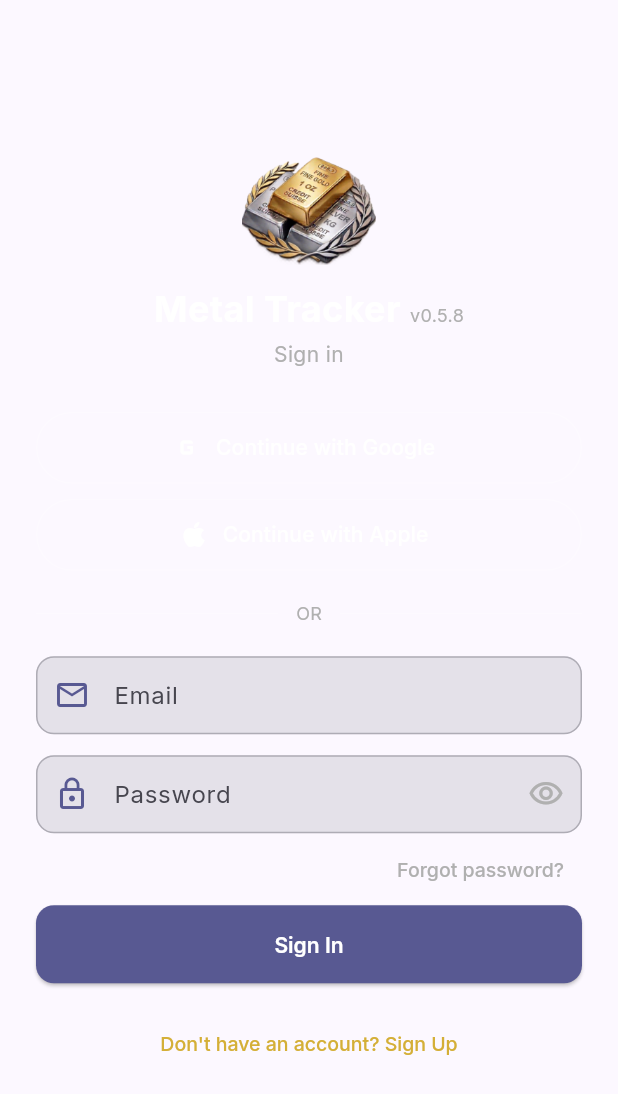
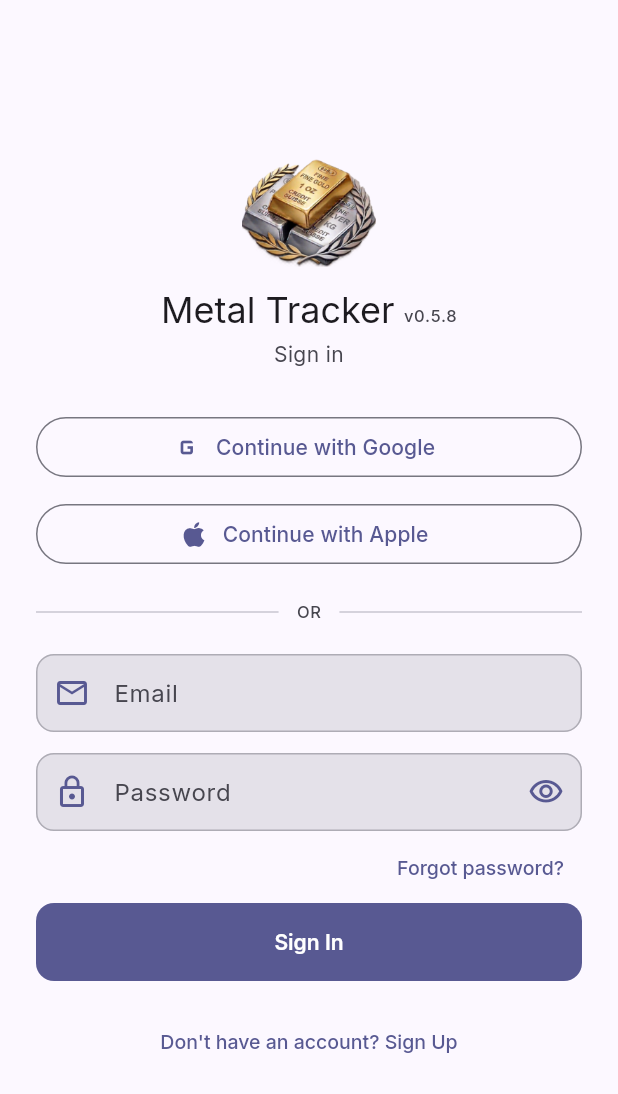
Before and after one commit to razscarl/metal_tracker, a Flutter app: the screen it shows after launch, on a phone screen of 412 x 824 dp. Shown: the top 1094 px of the screen. Run offline on Flutter 3.47's test engine with Material 3 defaults, Android fonts, the phone set to English and light mode, and no system bars; our stand-ins replace fl_chart, flutter_colorpicker, flutter_riverpod, google_fonts, package_info_plus, riverpod_annotation and 2 more; accounts and stored records are empty; generated files the repository leaves out were written again.

Commit message:
feat: migrate AuthScreen to Material 3
Removes all hardcoded AppColors from text, buttons, dividers and dialog.
Uses Theme.of(context).colorScheme and textTheme throughout.
ElevatedButton → FilledButton (M3 primary action pattern).
OutlinedButton social buttons use theme colors automatically.
Gain green retained for password checklist met state (fixed signal color).

Co-Authored-By: Claude Sonnet 4.6 <noreply@anthropic.com>

```diff
--- a/lib/features/auth/presentation/screens/auth_screen.dart
+++ b/lib/features/auth/presentation/screens/auth_screen.dart
@@ -15,14 +15,14 @@ class AuthScreen extends ConsumerStatefulWidget {
 }
 
 class _AuthScreenState extends ConsumerState<AuthScreen> {
-  final _emailController = TextEditingController();
-  final _passwordController = TextEditingController();
+  final _emailController       = TextEditingController();
+  final _passwordController    = TextEditingController();
   final _confirmPasswordController = TextEditingController();
   final _formKey = GlobalKey<FormState>();
-  bool _isLoading = false;
-  bool _isSignUp = false;
+  bool _isLoading     = false;
+  bool _isSignUp      = false;
   bool _obscurePassword = true;
-  bool _obscureConfirm = true;
+  bool _obscureConfirm  = true;
   String? _inlineError;
   String? _inlineSuccess;
 
@@ -62,8 +62,8 @@ class _AuthScreenState extends ConsumerState<AuthScreen> {
   Future<void> _handleAuth() async {
     if (!_formKey.currentState!.validate()) return;
     setState(() {
-      _isLoading = true;
-      _inlineError = null;
+      _isLoading     = true;
+      _inlineError   = null;
       _inlineSuccess = null;
     });
     try {
@@ -78,8 +78,7 @@ class _AuthScreenState extends ConsumerState<AuthScreen> {
           setState(() => _inlineError = _friendlyError(authState.error));
         } else {
           setState(() {
-            _inlineSuccess =
-                'Check your email to confirm your account, then sign in.';
+            _inlineSuccess = 'Check your email to confirm your account, then sign in.';
             _isSignUp = false;
             _confirmPasswordController.clear();
           });
@@ -93,7 +92,6 @@ class _AuthScreenState extends ConsumerState<AuthScreen> {
         if (authState.hasError && mounted) {
           setState(() => _inlineError = _friendlyError(authState.error));
         } else {
-          // Prompt the OS password manager to save credentials.
           TextInput.finishAutofillContext(shouldSave: true);
         }
       }
@@ -131,43 +129,29 @@ class _AuthScreenState extends ConsumerState<AuthScreen> {
   }
 
   void _showForgotPasswordDialog() {
-    final resetController =
-        TextEditingController(text: _emailController.text);
-
+    final resetController = TextEditingController(text: _emailController.text);
     showDialog<void>(
       context: context,
       builder: (ctx) => AlertDialog(
-        backgroundColor: AppColors.backgroundCard,
-        title: const Text(
-          'Reset Password',
-          style: TextStyle(color: AppColors.textPrimary),
-        ),
+        title: const Text('Reset Password'),
         content: Column(
           mainAxisSize: MainAxisSize.min,
           children: [
-            const Text(
-              'Enter your email and we\'ll send a reset link.',
-              style: TextStyle(color: AppColors.textSecondary, fontSize: 13),
-            ),
+            const Text('Enter your email and we\'ll send a reset link.'),
             const SizedBox(height: 16),
             TextField(
               controller: resetController,
               keyboardType: TextInputType.emailAddress,
-              style: const TextStyle(color: AppColors.textPrimary),
-              decoration: const InputDecoration(
-                labelText: 'Email',
-                prefixIcon: Icon(Icons.email_outlined),
-              ),
+              decoration: const InputDecoration(labelText: 'Email'),
             ),
           ],
         ),
         actions: [
           TextButton(
             onPressed: () => Navigator.pop(ctx),
-            child: const Text('Cancel',
-                style: TextStyle(color: AppColors.textSecondary)),
+            child: const Text('Cancel'),
           ),
-          ElevatedButton(
+          FilledButton(
             onPressed: () async {
               final email = resetController.text.trim();
               if (email.isEmpty) return;
@@ -179,18 +163,13 @@ class _AuthScreenState extends ConsumerState<AuthScreen> {
                 if (mounted) {
                   ScaffoldMessenger.of(context).showSnackBar(
                     const SnackBar(
-                      content: Text('Password reset email sent. Check your inbox.'),
-                      backgroundColor: AppColors.success,
-                    ),
+                        content: Text('Password reset email sent. Check your inbox.')),
                   );
                 }
               } catch (e) {
                 if (mounted) {
                   ScaffoldMessenger.of(context).showSnackBar(
-                    SnackBar(
-                      content: Text('Error: $e'),
-                      backgroundColor: AppColors.error,
-                    ),
+                    SnackBar(content: Text('Error: $e')),
                   );
                 }
               }
@@ -204,6 +183,9 @@ class _AuthScreenState extends ConsumerState<AuthScreen> {
 
   @override
   Widget build(BuildContext context) {
+    final cs      = Theme.of(context).colorScheme;
+    final version = ref.watch(appVersionProvider).valueOrNull ?? '';
+
     return Scaffold(
       body: SafeArea(
         child: Center(
@@ -215,116 +197,89 @@ class _AuthScreenState extends ConsumerState<AuthScreen> {
               child: Column(
                 crossAxisAlignment: CrossAxisAlignment.stretch,
                 children: [
-                  // Logo + title
-                  Image.asset(
-                    'assets/logo.png',
-                    height: 72,
-                    fit: BoxFit.contain,
-                  ),
+                  // ── Logo ──────────────────────────────────────────────────
+                  Image.asset('assets/logo.png', height: 72, fit: BoxFit.contain),
                   const SizedBox(height: 12),
+
+                  // ── App title + version ───────────────────────────────────
                   Row(
                     mainAxisAlignment: MainAxisAlignment.center,
                     crossAxisAlignment: CrossAxisAlignment.baseline,
                     textBaseline: TextBaseline.alphabetic,
                     children: [
-                      const Text(
+                      Text(
                         'Metal Tracker',
-                        style: TextStyle(
-                          color: AppColors.textPrimary,
-                          fontSize: 24,
-                          fontWeight: FontWeight.bold,
+                        style: Theme.of(context).textTheme.headlineSmall,
                       ),
-                      ),
+                      if (version.isNotEmpty) ...[
                         const SizedBox(width: 6),
                         Text(
-                        'v${ref.watch(appVersionProvider).valueOrNull ?? ''}',
-                        style: const TextStyle(
-                          color: AppColors.textSecondary,
-                          fontSize: 12,
-                          fontWeight: FontWeight.normal,
+                          'v$version',
+                          style: Theme.of(context).textTheme.labelSmall?.copyWith(
+                                color: cs.onSurfaceVariant,
                               ),
                         ),
                       ],
+                    ],
                   ),
                   const SizedBox(height: 4),
+
+                  // ── Sign in / create account subtitle ─────────────────────
                   Text(
                     _isSignUp ? 'Create account' : 'Sign in',
-                    style: const TextStyle(
-                      color: AppColors.textSecondary,
-                      fontSize: 14,
+                    style: Theme.of(context).textTheme.bodyMedium?.copyWith(
+                          color: cs.onSurfaceVariant,
                         ),
                     textAlign: TextAlign.center,
                   ),
                   const SizedBox(height: 28),
 
-                  // Google button
-                  SizedBox(
-                    height: 48,
-                    child: OutlinedButton.icon(
-                      icon: const Icon(Icons.g_mobiledata,
-                          size: 22, color: AppColors.textPrimary),
-                      label: const Text(
-                        'Continue with Google',
-                        style: TextStyle(color: AppColors.textPrimary),
-                      ),
-                      style: OutlinedButton.styleFrom(
-                        side: const BorderSide(color: Colors.white24),
-                      ),
+                  // ── Google sign-in ────────────────────────────────────────
+                  OutlinedButton.icon(
+                    icon: const Icon(Icons.g_mobiledata, size: 22),
+                    label: const Text('Continue with Google'),
                     onPressed: _handleGoogleSignIn,
-                    ),
                   ),
                   const SizedBox(height: 10),
 
-                  // Apple button
-                  SizedBox(
-                    height: 48,
-                    child: OutlinedButton.icon(
-                      icon: const Icon(Icons.apple,
-                          size: 22, color: AppColors.textPrimary),
-                      label: const Text(
-                        'Continue with Apple',
-                        style: TextStyle(color: AppColors.textPrimary),
-                      ),
-                      style: OutlinedButton.styleFrom(
-                        side: const BorderSide(color: Colors.white24),
-                      ),
+                  // ── Apple sign-in ─────────────────────────────────────────
+                  OutlinedButton.icon(
+                    icon: const Icon(Icons.apple, size: 22),
+                    label: const Text('Continue with Apple'),
                     onPressed: _handleAppleSignIn,
-                    ),
                   ),
                   const SizedBox(height: 20),
 
-                  // OR divider
-                  const Row(
+                  // ── OR divider ────────────────────────────────────────────
+                  Row(
                     children: [
-                      Expanded(child: Divider(color: Colors.white24)),
+                      const Expanded(child: Divider()),
                       Padding(
-                        padding: EdgeInsets.symmetric(horizontal: 12),
+                        padding: const EdgeInsets.symmetric(horizontal: 12),
                         child: Text(
                           'OR',
-                          style: TextStyle(
-                            color: AppColors.textSecondary,
-                            fontSize: 12,
+                          style: Theme.of(context).textTheme.labelSmall?.copyWith(
+                                color: cs.onSurfaceVariant,
                               ),
                         ),
                       ),
-                      Expanded(child: Divider(color: Colors.white24)),
+                      const Expanded(child: Divider()),
                     ],
                   ),
                   const SizedBox(height: 20),
 
-                  // Email + password fields grouped for OS autofill/password manager
+                  // ── Email + password fields ───────────────────────────────
                   AutofillGroup(
                     child: Column(
                       crossAxisAlignment: CrossAxisAlignment.stretch,
                       children: [
-                        // Email field
                         TextFormField(
-                          controller: _emailController,
-                          keyboardType: TextInputType.emailAddress,
-                          autofillHints: const [AutofillHints.email],
-                          textInputAction: TextInputAction.next,
+                          controller:        _emailController,
+                          keyboardType:      TextInputType.emailAddress,
+                          autofillHints:     const [AutofillHints.email],
+                          textInputAction:   TextInputAction.next,
                           decoration: const InputDecoration(
-                            labelText: 'Email',
+                            labelText:  'Email',
                             prefixIcon: Icon(Icons.email_outlined),
                           ),
                           validator: (v) {
@@ -334,12 +289,10 @@ class _AuthScreenState extends ConsumerState<AuthScreen> {
                           },
                         ),
                         const SizedBox(height: 14),
-
-                        // Password field
                         TextFormField(
-                          controller: _passwordController,
-                          obscureText: _obscurePassword,
-                          onChanged: (_) => setState(() {}),
+                          controller:    _passwordController,
+                          obscureText:   _obscurePassword,
+                          onChanged:     (_) => setState(() {}),
                           autofillHints: _isSignUp
                               ? const [AutofillHints.newPassword]
                               : const [AutofillHints.password],
@@ -348,14 +301,13 @@ class _AuthScreenState extends ConsumerState<AuthScreen> {
                               : TextInputAction.done,
                           onFieldSubmitted: _isSignUp ? null : (_) => _handleAuth(),
                           decoration: InputDecoration(
-                            labelText: 'Password',
+                            labelText:  'Password',
                             prefixIcon: const Icon(Icons.lock_outline),
                             suffixIcon: IconButton(
                               icon: Icon(
                                 _obscurePassword
                                     ? Icons.visibility_outlined
                                     : Icons.visibility_off_outlined,
-                                color: AppColors.textSecondary,
                               ),
                               onPressed: () => setState(
                                   () => _obscurePassword = !_obscurePassword),
@@ -373,104 +325,88 @@ class _AuthScreenState extends ConsumerState<AuthScreen> {
                     ),
                   ),
 
-                  // Password requirements checklist (sign-up only)
+                  // ── Password requirements (sign-up only) ──────────────────
                   if (_isSignUp) ...[
                     const SizedBox(height: 10),
                     _PasswordRequirements(password: _passwordController.text),
                     const SizedBox(height: 14),
                   ],
 
-                  // Confirm password field (sign-up only)
+                  // ── Confirm password (sign-up only) ───────────────────────
                   if (_isSignUp) ...[
                     TextFormField(
-                      controller: _confirmPasswordController,
-                      obscureText: _obscureConfirm,
-                      autofillHints: const [AutofillHints.newPassword],
+                      controller:      _confirmPasswordController,
+                      obscureText:     _obscureConfirm,
+                      autofillHints:   const [AutofillHints.newPassword],
                       textInputAction: TextInputAction.done,
                       onFieldSubmitted: (_) => _handleAuth(),
                       decoration: InputDecoration(
-                        labelText: 'Confirm password',
+                        labelText:  'Confirm password',
                         prefixIcon: const Icon(Icons.lock_outline),
                         suffixIcon: IconButton(
                           icon: Icon(
                             _obscureConfirm
                                 ? Icons.visibility_outlined
                                 : Icons.visibility_off_outlined,
-                            color: AppColors.textSecondary,
                           ),
                           onPressed: () =>
                               setState(() => _obscureConfirm = !_obscureConfirm),
                         ),
                       ),
                       validator: (v) {
-                        if (v == null || v.isEmpty) {
-                          return 'Please confirm your password';
-                        }
-                        if (v != _passwordController.text) {
-                          return 'Passwords do not match';
-                        }
+                        if (v == null || v.isEmpty) return 'Please confirm your password';
+                        if (v != _passwordController.text) return 'Passwords do not match';
                         return null;
                       },
                     ),
                     const SizedBox(height: 14),
                   ],
 
-                  // Forgot password (sign-in only)
+                  // ── Forgot password (sign-in only) ────────────────────────
                   if (!_isSignUp)
                     Align(
                       alignment: Alignment.centerRight,
                       child: TextButton(
                         onPressed: _showForgotPasswordDialog,
-                        child: const Text(
-                          'Forgot password?',
-                          style: TextStyle(
-                            color: AppColors.textSecondary,
-                            fontSize: 13,
-                          ),
-                        ),
+                        child: const Text('Forgot password?'),
                       ),
                     )
                   else
                     const SizedBox.shrink(),
 
-                  // Inline error
+                  // ── Inline error ──────────────────────────────────────────
                   if (_inlineError != null) ...[
                     Text(
                       _inlineError!,
-                      style: const TextStyle(
-                        color: AppColors.error,
-                        fontSize: 13,
-                      ),
+                      style: TextStyle(color: cs.error, fontSize: 13),
                       textAlign: TextAlign.center,
                     ),
                     const SizedBox(height: 8),
                   ],
 
-                  // Inline success
+                  // ── Inline success ────────────────────────────────────────
                   if (_inlineSuccess != null) ...[
                     Text(
                       _inlineSuccess!,
-                      style: const TextStyle(
-                        color: AppColors.success,
-                        fontSize: 13,
-                      ),
+                      style: TextStyle(
+                          color: AppColors.gainGreen, fontSize: 13),
                       textAlign: TextAlign.center,
                     ),
                     const SizedBox(height: 8),
                   ],
 
-                  // Primary button
+                  // ── Primary action button ─────────────────────────────────
                   SizedBox(
                     height: 52,
-                    child: ElevatedButton(
+                    child: FilledButton(
                       onPressed: _isLoading ? null : _handleAuth,
                       child: _isLoading
-                          ? const SizedBox(
+                          ? SizedBox(
                               height: 20,
-                              width: 20,
+                              width:  20,
                               child: CircularProgressIndicator(
                                 strokeWidth: 2,
-                                color: AppColors.textDark,
+                                color: cs.onPrimary,
                               ),
                             )
                           : Text(_isSignUp ? 'Create Account' : 'Sign In'),
@@ -478,24 +414,20 @@ class _AuthScreenState extends ConsumerState<AuthScreen> {
                   ),
                   const SizedBox(height: 16),
 
-                  // Toggle sign-in / sign-up
+                  // ── Toggle sign-in / sign-up ──────────────────────────────
                   TextButton(
                     onPressed: () => setState(() {
                       _isSignUp = !_isSignUp;
                       _emailController.clear();
                       _passwordController.clear();
                       _confirmPasswordController.clear();
-                      _inlineError = null;
+                      _inlineError   = null;
                       _inlineSuccess = null;
                     }),
                     child: Text(
                       _isSignUp
                           ? 'Already have one? Sign In'
                           : "Don't have an account? Sign Up",
-                      style: const TextStyle(
-                        color: AppColors.primaryGold,
-                        fontSize: 13,
-                      ),
                     ),
                   ),
                 ],
@@ -512,26 +444,16 @@ class _AuthScreenState extends ConsumerState<AuthScreen> {
 
 class _PasswordRequirements extends StatelessWidget {
   final String password;
-
   const _PasswordRequirements({required this.password});
 
   @override
   Widget build(BuildContext context) {
+    final cs = Theme.of(context).colorScheme;
     final criteria = [
-      (label: '8+ characters', met: password.length >= 8),
-      (
-        label: 'Uppercase letter',
-        met: password.contains(RegExp(r'[A-Z]'))
-      ),
-      (
-        label: 'Lowercase letter',
-        met: password.contains(RegExp(r'[a-z]'))
-      ),
-      (
-        label: 'Number or symbol',
-        met: password
-            .contains(RegExp(r'[0-9!@#\$%^&*()\-_=+\[\]{}|;:,.<>?]'))
-      ),
+      (label: '8+ characters',       met: password.length >= 8),
+      (label: 'Uppercase letter',     met: password.contains(RegExp(r'[A-Z]'))),
+      (label: 'Lowercase letter',     met: password.contains(RegExp(r'[a-z]'))),
+      (label: 'Number or symbol',     met: password.contains(RegExp(r'[0-9!@#\$%^&*()\-_=+\[\]{}|;:,.<>?]'))),
     ];
 
     return Column(
@@ -543,15 +465,15 @@ class _PasswordRequirements extends StatelessWidget {
             children: [
               Icon(
                 c.met ? Icons.check_circle : Icons.radio_button_unchecked,
-                size: 14,
-                color: c.met ? AppColors.success : AppColors.textSecondary,
+                size:  14,
+                color: c.met ? AppColors.gainGreen : cs.onSurfaceVariant,
               ),
               const SizedBox(width: 6),
               Text(
                 c.label,
                 style: TextStyle(
                   fontSize: 12,
-                  color: c.met ? AppColors.success : AppColors.textSecondary,
+                  color: c.met ? AppColors.gainGreen : cs.onSurfaceVariant,
                 ),
               ),
             ],
```
Lines whose indentation alone changed are shown as unchanged.
